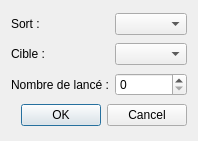
Above: BotDofus/src/gui/main/forms/dialogs/addspelldialog.ui from josuesavy/BotDofus before the change. Below: the same form after it.
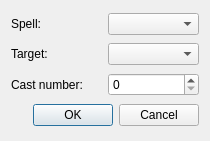
That is the form after the change.

Patch:
```diff
--- a/BotDofus/src/gui/main/forms/dialogs/addspelldialog.ui
+++ b/BotDofus/src/gui/main/forms/dialogs/addspelldialog.ui
@@ -6,7 +6,7 @@
    <rect>
     <x>0</x>
     <y>0</y>
-    <width>189</width>
+    <width>210</width>
     <height>141</height>
    </rect>
   </property>
@@ -17,7 +17,7 @@
    <item row="0" column="0">
     <widget class="QLabel" name="label">
      <property name="text">
-      <string>Sort :</string>
+      <string>Spell:</string>
      </property>
     </widget>
    </item>
@@ -27,7 +27,7 @@
    <item row="1" column="0">
     <widget class="QLabel" name="label_2">
      <property name="text">
-      <string>Cible :</string>
+      <string>Target:</string>
      </property>
     </widget>
    </item>
@@ -37,7 +37,7 @@
    <item row="2" column="0">
     <widget class="QLabel" name="label_3">
      <property name="text">
-      <string>Nombre de lancé :</string>
+      <string>Cast number:</string>
      </property>
     </widget>
    </item>
```
